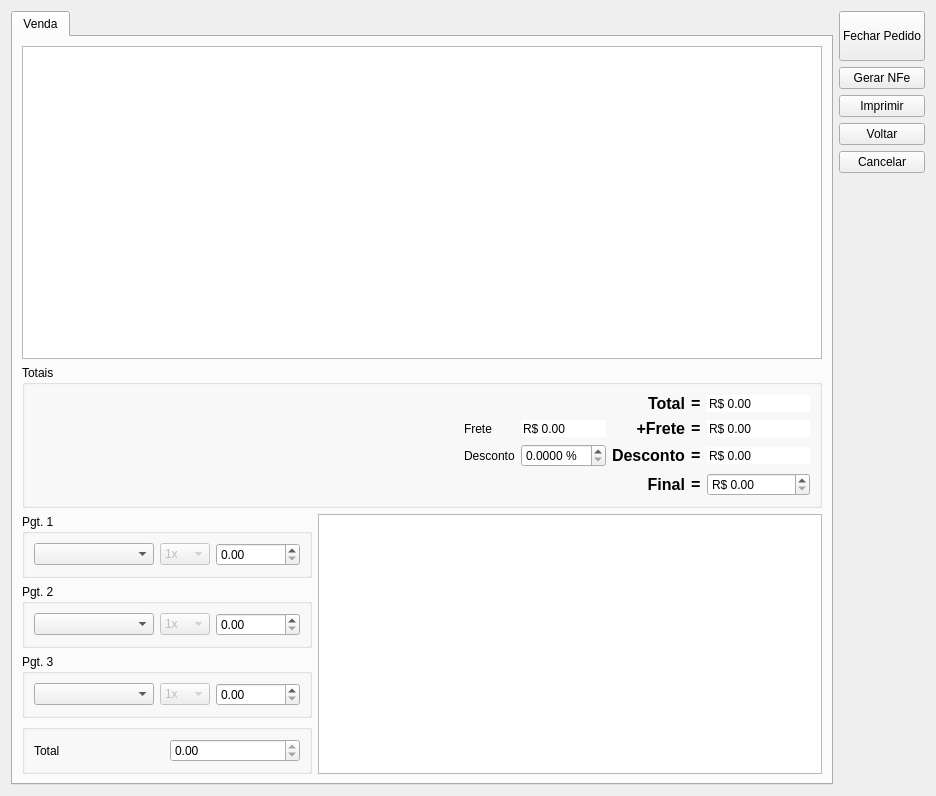
Old version of the form venda.ui in the repository lellisls/ERP-STACCATO.
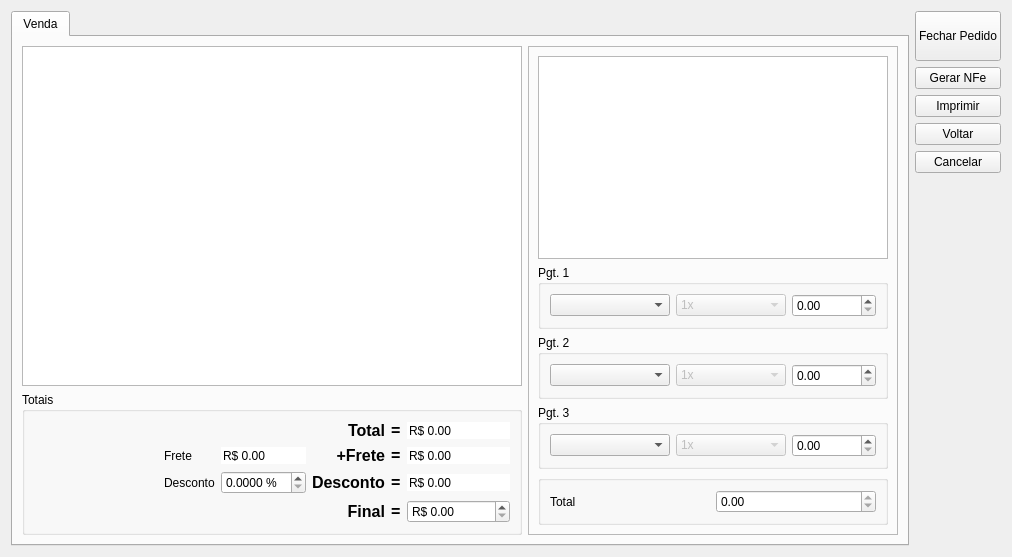
New version of the form.

Commit message: Mais mudanças em Venda

Patch:
```diff
--- a/venda.ui
+++ b/venda.ui
@@ -6,8 +6,8 @@
    <rect>
     <x>0</x>
     <y>0</y>
-    <width>928</width>
-    <height>796</height>
+    <width>1004</width>
+    <height>557</height>
    </rect>
   </property>
   <property name="windowTitle">
@@ -24,302 +24,6 @@
        <string>Venda</string>
       </attribute>
       <layout class="QGridLayout" name="gridLayout_8">
-       <item row="3" column="0">
-        <widget class="QGroupBox" name="groupBox">
-         <property name="title">
-          <string>Pgt. 1</string>
-         </property>
-         <layout class="QGridLayout" name="gridLayout_5">
-          <item row="0" column="0">
-           <widget class="QComboBox" name="comboBoxPgt1">
-            <property name="minimumSize">
-             <size>
-              <width>120</width>
-              <height>0</height>
-             </size>
-            </property>
-           </widget>
-          </item>
-          <item row="0" column="1">
-           <widget class="QComboBox" name="comboBoxPgt1Parc">
-            <property name="enabled">
-             <bool>false</bool>
-            </property>
-            <item>
-             <property name="text">
-              <string>1x</string>
-             </property>
-            </item>
-            <item>
-             <property name="text">
-              <string>2x</string>
-             </property>
-            </item>
-            <item>
-             <property name="text">
-              <string>3x</string>
-             </property>
-            </item>
-            <item>
-             <property name="text">
-              <string>4x</string>
-             </property>
-            </item>
-            <item>
-             <property name="text">
-              <string>5x</string>
-             </property>
-            </item>
-            <item>
-             <property name="text">
-              <string>6x</string>
-             </property>
-            </item>
-            <item>
-             <property name="text">
-              <string>7x</string>
-             </property>
-            </item>
-            <item>
-             <property name="text">
-              <string>8x</string>
-             </property>
-            </item>
-            <item>
-             <property name="text">
-              <string>9x</string>
-             </property>
-            </item>
-            <item>
-             <property name="text">
-              <string>10x</string>
-             </property>
-            </item>
-           </widget>
-          </item>
-          <item row="0" column="2">
-           <widget class="QDoubleSpinBox" name="doubleSpinBoxPgt1">
-            <property name="sizePolicy">
-             <sizepolicy hsizetype="Fixed" vsizetype="Fixed">
-              <horstretch>0</horstretch>
-              <verstretch>0</verstretch>
-             </sizepolicy>
-            </property>
-            <property name="maximum">
-             <double>999999.989999999990687</double>
-            </property>
-           </widget>
-          </item>
-         </layout>
-        </widget>
-       </item>
-       <item row="6" column="0">
-        <widget class="QGroupBox" name="groupBox_5">
-         <property name="title">
-          <string/>
-         </property>
-         <layout class="QGridLayout" name="gridLayout">
-          <item row="0" column="1">
-           <widget class="QDoubleSpinBox" name="doubleSpinBoxTotal">
-            <property name="readOnly">
-             <bool>true</bool>
-            </property>
-            <property name="maximum">
-             <double>999999.989999999990687</double>
-            </property>
-           </widget>
-          </item>
-          <item row="0" column="0">
-           <widget class="QLabel" name="labelRestante">
-            <property name="text">
-             <string>Total</string>
-            </property>
-           </widget>
-          </item>
-         </layout>
-        </widget>
-       </item>
-       <item row="4" column="0">
-        <widget class="QGroupBox" name="groupBox_2">
-         <property name="title">
-          <string>Pgt. 2</string>
-         </property>
-         <layout class="QGridLayout" name="gridLayout_4">
-          <item row="0" column="0">
-           <widget class="QComboBox" name="comboBoxPgt2">
-            <property name="minimumSize">
-             <size>
-              <width>120</width>
-              <height>0</height>
-             </size>
-            </property>
-           </widget>
-          </item>
-          <item row="0" column="1">
-           <widget class="QComboBox" name="comboBoxPgt2Parc">
-            <property name="enabled">
-             <bool>false</bool>
-            </property>
-            <item>
-             <property name="text">
-              <string>1x</string>
-             </property>
-            </item>
-            <item>
-             <property name="text">
-              <string>2x</string>
-             </property>
-            </item>
-            <item>
-             <property name="text">
-              <string>3x</string>
-             </property>
-            </item>
-            <item>
-             <property name="text">
-              <string>4x</string>
-             </property>
-            </item>
-            <item>
-             <property name="text">
-              <string>5x</string>
-             </property>
-            </item>
-            <item>
-             <property name="text">
-              <string>6x</string>
-             </property>
-            </item>
-            <item>
-             <property name="text">
-              <string>7x</string>
-             </property>
-            </item>
-            <item>
-             <property name="text">
-              <string>8x</string>
-             </property>
-            </item>
-            <item>
-             <property name="text">
-              <string>9x</string>
-             </property>
-            </item>
-            <item>
-             <property name="text">
-              <string>10x</string>
-             </property>
-            </item>
-           </widget>
-          </item>
-          <item row="0" column="2">
-           <widget class="QDoubleSpinBox" name="doubleSpinBoxPgt2">
-            <property name="sizePolicy">
-             <sizepolicy hsizetype="Fixed" vsizetype="Fixed">
-              <horstretch>0</horstretch>
-              <verstretch>0</verstretch>
-             </sizepolicy>
-            </property>
-            <property name="maximum">
-             <double>999999.989999999990687</double>
-            </property>
-           </widget>
-          </item>
-         </layout>
-        </widget>
-       </item>
-       <item row="5" column="0">
-        <widget class="QGroupBox" name="groupBox_4">
-         <property name="title">
-          <string>Pgt. 3</string>
-         </property>
-         <layout class="QGridLayout" name="gridLayout_3">
-          <item row="0" column="0">
-           <widget class="QComboBox" name="comboBoxPgt3">
-            <property name="minimumSize">
-             <size>
-              <width>120</width>
-              <height>0</height>
-             </size>
-            </property>
-           </widget>
-          </item>
-          <item row="0" column="2">
-           <widget class="QDoubleSpinBox" name="doubleSpinBoxPgt3">
-            <property name="sizePolicy">
-             <sizepolicy hsizetype="Fixed" vsizetype="Fixed">
-              <horstretch>0</horstretch>
-              <verstretch>0</verstretch>
-             </sizepolicy>
-            </property>
-            <property name="maximum">
-             <double>999999.989999999990687</double>
-            </property>
-           </widget>
-          </item>
-          <item row="0" column="1">
-           <widget class="QComboBox" name="comboBoxPgt3Parc">
-            <property name="enabled">
-             <bool>false</bool>
-            </property>
-            <item>
-             <property name="text">
-              <string>1x</string>
-             </property>
-            </item>
-            <item>
-             <property name="text">
-              <string>2x</string>
-             </property>
-            </item>
-            <item>
-             <property name="text">
-              <string>3x</string>
-             </property>
-            </item>
-            <item>
-             <property name="text">
-              <string>4x</string>
-             </property>
-            </item>
-            <item>
-             <property name="text">
-              <string>5x</string>
-             </property>
-            </item>
-            <item>
-             <property name="text">
-              <string>6x</string>
-             </property>
-            </item>
-            <item>
-             <property name="text">
-              <string>7x</string>
-             </property>
-            </item>
-            <item>
-             <property name="text">
-              <string>8x</string>
-             </property>
-            </item>
-            <item>
-             <property name="text">
-              <string>9x</string>
-             </property>
-            </item>
-            <item>
-             <property name="text">
-              <string>10x</string>
-             </property>
-            </item>
-           </widget>
-          </item>
-         </layout>
-        </widget>
-       </item>
-       <item row="3" column="1" rowspan="4">
-        <widget class="QTableView" name="tableFluxoCaixa"/>
-       </item>
        <item row="1" column="0" colspan="2">
         <widget class="QGroupBox" name="groupBox_3">
          <property name="title">
@@ -638,7 +342,7 @@
         <widget class="QTableView" name="tableVenda">
          <property name="minimumSize">
           <size>
-           <width>800</width>
+           <width>500</width>
            <height>300</height>
           </size>
          </property>
@@ -650,6 +354,324 @@
          </attribute>
         </widget>
        </item>
+       <item row="0" column="2" rowspan="2">
+        <widget class="QFrame" name="frame">
+         <property name="frameShape">
+          <enum>QFrame::StyledPanel</enum>
+         </property>
+         <property name="frameShadow">
+          <enum>QFrame::Raised</enum>
+         </property>
+         <layout class="QGridLayout" name="gridLayout_9">
+          <item row="4" column="0">
+           <widget class="QGroupBox" name="groupBox_5">
+            <property name="title">
+             <string/>
+            </property>
+            <layout class="QGridLayout" name="gridLayout">
+             <item row="0" column="1">
+              <widget class="QDoubleSpinBox" name="doubleSpinBoxTotal">
+               <property name="readOnly">
+                <bool>true</bool>
+               </property>
+               <property name="maximum">
+                <double>999999.989999999990687</double>
+               </property>
+              </widget>
+             </item>
+             <item row="0" column="0">
+              <widget class="QLabel" name="labelRestante">
+               <property name="text">
+                <string>Total</string>
+               </property>
+              </widget>
+             </item>
+            </layout>
+           </widget>
+          </item>
+          <item row="2" column="0">
+           <widget class="QGroupBox" name="groupBox_2">
+            <property name="title">
+             <string>Pgt. 2</string>
+            </property>
+            <layout class="QGridLayout" name="gridLayout_4">
+             <item row="0" column="0">
+              <widget class="QComboBox" name="comboBoxPgt2">
+               <property name="minimumSize">
+                <size>
+                 <width>120</width>
+                 <height>0</height>
+                </size>
+               </property>
+              </widget>
+             </item>
+             <item row="0" column="1">
+              <widget class="QComboBox" name="comboBoxPgt2Parc">
+               <property name="enabled">
+                <bool>false</bool>
+               </property>
+               <item>
+                <property name="text">
+                 <string>1x</string>
+                </property>
+               </item>
+               <item>
+                <property name="text">
+                 <string>2x</string>
+                </property>
+               </item>
+               <item>
+                <property name="text">
+                 <string>3x</string>
+                </property>
+               </item>
+               <item>
+                <property name="text">
+                 <string>4x</string>
+                </property>
+               </item>
+               <item>
+                <property name="text">
+                 <string>5x</string>
+                </property>
+               </item>
+               <item>
+                <property name="text">
+                 <string>6x</string>
+                </property>
+               </item>
+               <item>
+                <property name="text">
+                 <string>7x</string>
+                </property>
+               </item>
+               <item>
+                <property name="text">
+                 <string>8x</string>
+                </property>
+               </item>
+               <item>
+                <property name="text">
+                 <string>9x</string>
+                </property>
+               </item>
+               <item>
+                <property name="text">
+                 <string>10x</string>
+                </property>
+               </item>
+              </widget>
+             </item>
+             <item row="0" column="2">
+              <widget class="QDoubleSpinBox" name="doubleSpinBoxPgt2">
+               <property name="sizePolicy">
+                <sizepolicy hsizetype="Fixed" vsizetype="Fixed">
+                 <horstretch>0</horstretch>
+                 <verstretch>0</verstretch>
+                </sizepolicy>
+               </property>
+               <property name="maximum">
+                <double>999999.989999999990687</double>
+               </property>
+              </widget>
+             </item>
+            </layout>
+           </widget>
+          </item>
+          <item row="3" column="0">
+           <widget class="QGroupBox" name="groupBox_4">
+            <property name="title">
+             <string>Pgt. 3</string>
+            </property>
+            <layout class="QGridLayout" name="gridLayout_3">
+             <item row="0" column="0">
+              <widget class="QComboBox" name="comboBoxPgt3">
+               <property name="minimumSize">
+                <size>
+                 <width>120</width>
+                 <height>0</height>
+                </size>
+               </property>
+              </widget>
+             </item>
+             <item row="0" column="2">
+              <widget class="QDoubleSpinBox" name="doubleSpinBoxPgt3">
+               <property name="sizePolicy">
+                <sizepolicy hsizetype="Fixed" vsizetype="Fixed">
+                 <horstretch>0</horstretch>
+                 <verstretch>0</verstretch>
+                </sizepolicy>
+               </property>
+               <property name="maximum">
+                <double>999999.989999999990687</double>
+               </property>
+              </widget>
+             </item>
+             <item row="0" column="1">
+              <widget class="QComboBox" name="comboBoxPgt3Parc">
+               <property name="enabled">
+                <bool>false</bool>
+               </property>
+               <item>
+                <property name="text">
+                 <string>1x</string>
+                </property>
+               </item>
+               <item>
+                <property name="text">
+                 <string>2x</string>
+                </property>
+               </item>
+               <item>
+                <property name="text">
+                 <string>3x</string>
+                </property>
+               </item>
+               <item>
+                <property name="text">
+                 <string>4x</string>
+                </property>
+               </item>
+               <item>
+                <property name="text">
+                 <string>5x</string>
+                </property>
+               </item>
+               <item>
+                <property name="text">
+                 <string>6x</string>
+                </property>
+               </item>
+               <item>
+                <property name="text">
+                 <string>7x</string>
+                </property>
+               </item>
+               <item>
+                <property name="text">
+                 <string>8x</string>
+                </property>
+               </item>
+               <item>
+                <property name="text">
+                 <string>9x</string>
+                </property>
+               </item>
+               <item>
+                <property name="text">
+                 <string>10x</string>
+                </property>
+               </item>
+              </widget>
+             </item>
+            </layout>
+           </widget>
+          </item>
+          <item row="1" column="0">
+           <widget class="QGroupBox" name="groupBox">
+            <property name="title">
+             <string>Pgt. 1</string>
+            </property>
+            <layout class="QGridLayout" name="gridLayout_5">
+             <item row="0" column="0">
+              <widget class="QComboBox" name="comboBoxPgt1">
+               <property name="minimumSize">
+                <size>
+                 <width>120</width>
+                 <height>0</height>
+                </size>
+               </property>
+              </widget>
+             </item>
+             <item row="0" column="1">
+              <widget class="QComboBox" name="comboBoxPgt1Parc">
+               <property name="enabled">
+                <bool>false</bool>
+               </property>
+               <item>
+                <property name="text">
+                 <string>1x</string>
+                </property>
+               </item>
+               <item>
+                <property name="text">
+                 <string>2x</string>
+                </property>
+               </item>
+               <item>
+                <property name="text">
+                 <string>3x</string>
+                </property>
+               </item>
+               <item>
+                <property name="text">
+                 <string>4x</string>
+                </property>
+               </item>
+               <item>
+                <property name="text">
+                 <string>5x</string>
+                </property>
+               </item>
+               <item>
+                <property name="text">
+                 <string>6x</string>
+                </property>
+               </item>
+               <item>
+                <property name="text">
+                 <string>7x</string>
+                </property>
+               </item>
+               <item>
+                <property name="text">
+                 <string>8x</string>
+                </property>
+               </item>
+               <item>
+                <property name="text">
+                 <string>9x</string>
+                </property>
+               </item>
+               <item>
+                <property name="text">
+                 <string>10x</string>
+                </property>
+               </item>
+              </widget>
+             </item>
+             <item row="0" column="2">
+              <widget class="QDoubleSpinBox" name="doubleSpinBoxPgt1">
+               <property name="sizePolicy">
+                <sizepolicy hsizetype="Fixed" vsizetype="Fixed">
+                 <horstretch>0</horstretch>
+                 <verstretch>0</verstretch>
+                </sizepolicy>
+               </property>
+               <property name="maximum">
+                <double>999999.989999999990687</double>
+               </property>
+              </widget>
+             </item>
+            </layout>
+           </widget>
+          </item>
+          <item row="0" column="0">
+           <widget class="QTableView" name="tableFluxoCaixa">
+            <property name="minimumSize">
+             <size>
+              <width>350</width>
+              <height>0</height>
+             </size>
+            </property>
+            <attribute name="horizontalHeaderStretchLastSection">
+             <bool>true</bool>
+            </attribute>
+           </widget>
+          </item>
+         </layout>
+        </widget>
+       </item>
       </layout>
       <zorder>tableVenda</zorder>
       <zorder>groupBox_3</zorder>
```
Left out of the diff: 6 changed lines with no effect on the pictures. The commit also changes 2 other files.
